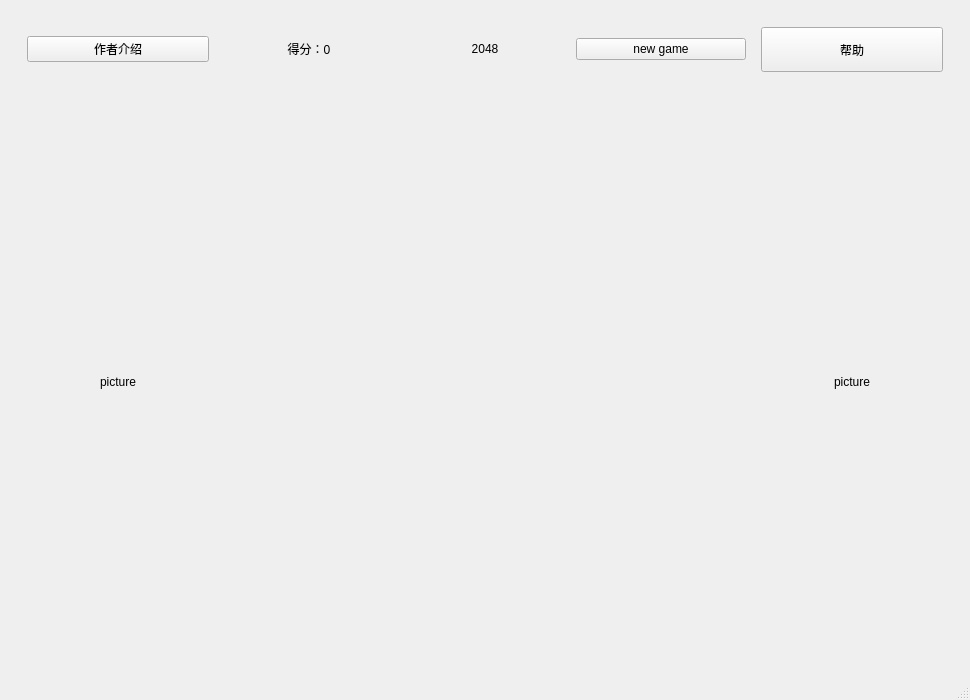
Old version of the form mainwindow.ui in the repository Mohbyiuus/2048Game.
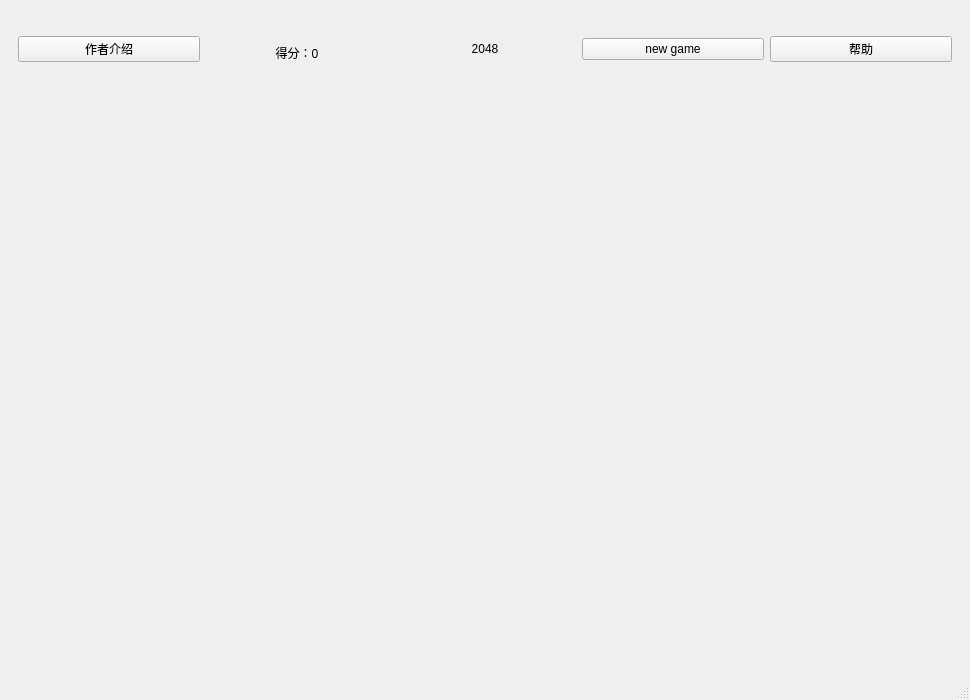
New version of the form.

Commit message:
Update UI elements to use QPushButton
Replaced QWidget with QPushButton for 'thanks' and 'help'. Adjusted minimum sizes and updated text properties.

```diff
--- a/mainwindow.ui
+++ b/mainwindow.ui
@@ -31,28 +31,10 @@
       </property>
       <layout class="QHBoxLayout" name="horizontalLayout_2">
        <item>
-        <widget class="QWidget" name="widget_5" native="true">
-         <property name="minimumSize">
-          <size>
-           <width>200</width>
-           <height>0</height>
-          </size>
+        <widget class="QPushButton" name="thanks">
+         <property name="text">
+          <string>作者介绍</string>
          </property>
-         <property name="maximumSize">
-          <size>
-           <width>16777215</width>
-           <height>16777215</height>
-          </size>
-         </property>
-         <layout class="QVBoxLayout" name="verticalLayout_2">
-          <item>
-           <widget class="QPushButton" name="thanks">
-            <property name="text">
-             <string>作者介绍</string>
-            </property>
-           </widget>
-          </item>
-         </layout>
         </widget>
        </item>
        <item>
@@ -60,7 +42,7 @@
          <property name="minimumSize">
           <size>
            <width>169</width>
-           <height>0</height>
+           <height>70</height>
           </size>
          </property>
          <property name="text">
@@ -89,46 +71,22 @@
        </item>
        <item>
         <widget class="QPushButton" name="pushButton">
+         <property name="minimumSize">
+          <size>
+           <width>0</width>
+           <height>0</height>
+          </size>
+         </property>
          <property name="text">
           <string>new game</string>
          </property>
         </widget>
        </item>
        <item>
-        <widget class="QWidget" name="widget_6" native="true">
-         <property name="minimumSize">
-          <size>
-           <width>200</width>
-           <height>0</height>
-          </size>
+        <widget class="QPushButton" name="help">
+         <property name="text">
+          <string>帮助</string>
          </property>
-         <property name="maximumSize">
-          <size>
-           <width>1666666</width>
-           <height>16777215</height>
-          </size>
-         </property>
-         <layout class="QVBoxLayout" name="verticalLayout_3">
-          <item>
-           <widget class="QPushButton" name="help">
-            <property name="minimumSize">
-             <size>
-              <width>0</width>
-              <height>45</height>
-             </size>
-            </property>
-            <property name="maximumSize">
-             <size>
-              <width>16777215</width>
-              <height>45</height>
-             </size>
-            </property>
-            <property name="text">
-             <string>帮助</string>
-            </property>
-           </widget>
-          </item>
-         </layout>
         </widget>
        </item>
       </layout>
@@ -155,7 +113,7 @@
           <item>
            <widget class="QLabel" name="picture_left">
             <property name="text">
-             <string>picture</string>
+             <string/>
             </property>
             <property name="alignment">
              <set>Qt::AlignmentFlag::AlignCenter</set>
@@ -192,7 +150,7 @@
           <item>
            <widget class="QLabel" name="picture_right">
             <property name="text">
-             <string>picture</string>
+             <string/>
             </property>
             <property name="alignment">
              <set>Qt::AlignmentFlag::AlignCenter</set>
```
Left out of the diff: 1 changed line with no effect on the pictures.
